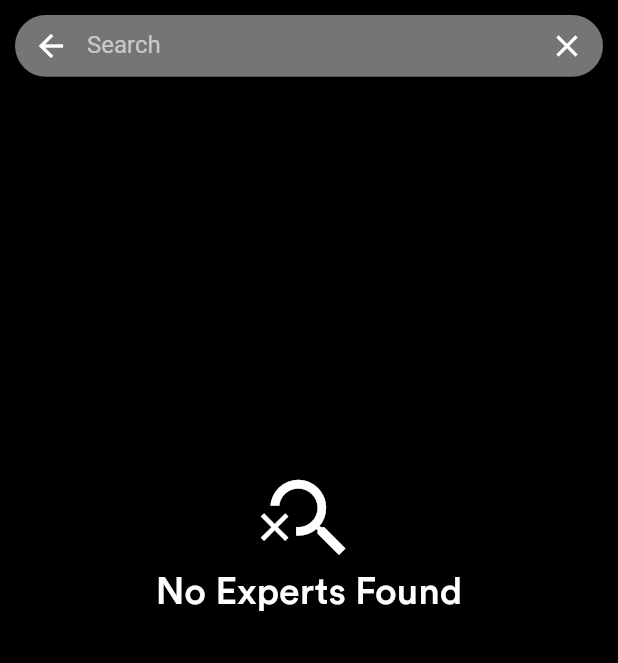
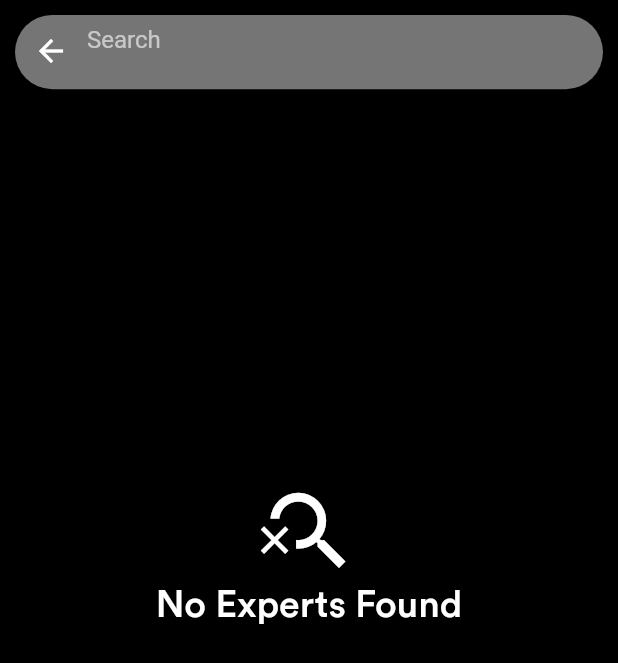
Before and after one commit to DhavalAjudiya/fan_tips, a Flutter app: the Search screen opened by its route, on a phone screen of 412 x 824 dp. Shown: the top 663 px of the screen. Run offline on Flutter 3.47's test engine with Material 2 defaults, Android fonts, the phone set to English and light mode, and no system bars; our stand-ins replace firebase_auth, firebase_core, flutter_rating_bar, flutter_spinkit, flutter_svg, get and 7 more; missing offline and left inert: reviews_slider; accounts and stored records are empty; network calls fail.

```diff
--- a/lib/expert/page/prediction_container.dart
+++ b/lib/expert/page/prediction_container.dart
@@ -34,7 +34,7 @@ class PredictionContainer extends StatelessWidget {
     return Padding(
       padding: const EdgeInsets.only(top: 10),
       child: Container(
-        height: 17.h,
+        height: 19.2.h,
         decoration: BoxDecoration(
           color: const Color(0XFF1B1B1B),
           borderRadius: BorderRadius.circular(8),
--- a/lib/expert/page/search_screen.dart
+++ b/lib/expert/page/search_screen.dart
@@ -22,6 +22,7 @@ class _SearchState extends State<Search> {
   Widget build(BuildContext context) {
     return SafeArea(
       child: Scaffold(
+        resizeToAvoidBottomInset: false,
         backgroundColor: Colors.black,
         body: Obx(
           () {
@@ -31,7 +32,7 @@ class _SearchState extends State<Search> {
                 Padding(
                   padding: const EdgeInsets.all(10),
                   child: Container(
-                    height: 5.h,
+                    height: 6.h,
                     decoration: BoxDecoration(
                       color: AppColor.grey.shade600,
                       borderRadius: BorderRadius.circular(30),
@@ -57,7 +58,10 @@ class _SearchState extends State<Search> {
                       },
                       decoration: InputDecoration(
                         suffixIcon: IconButton(
-                          icon: Icon(Icons.close, color: AppColor.white),
+                          icon: ipController
+                                  .searchController.value.text.isNotEmpty
+                              ? Icon(Icons.close, color: AppColor.white)
+                              : SizedBox(),
                           onPressed: () {
                             ipController.searchController.clear();
                             ipController.searchItem.clear();
@@ -102,7 +106,7 @@ class _SearchState extends State<Search> {
                             ),
                           )
                         : ipController.searchController.value.text.isNotEmpty &&
-                        // ignore: invalid_use_of_protected_member
+                                // ignore: invalid_use_of_protected_member
                                 ipController.searchItem.value.isEmpty
                             ? Column(
                                 children: [
--- a/lib/pageView/page_view.dart
+++ b/lib/pageView/page_view.dart
@@ -92,7 +92,7 @@ class PageViewScreen extends StatelessWidget {
                       ),
                     ),
                     SizedBox(
-                      height: 20.h,
+                      height: 18.h,
                     ),
                     CustomeText(
                       title: "${page[AppString.name]}",
```
Also changed, not shown: lib/homeScreen/page/homePage.dart (+30 -12 lines), lib/homeScreen/widget/matchforyou_container.dart (+40 -52 lines), lib/main.dart (+13 -0 lines).
